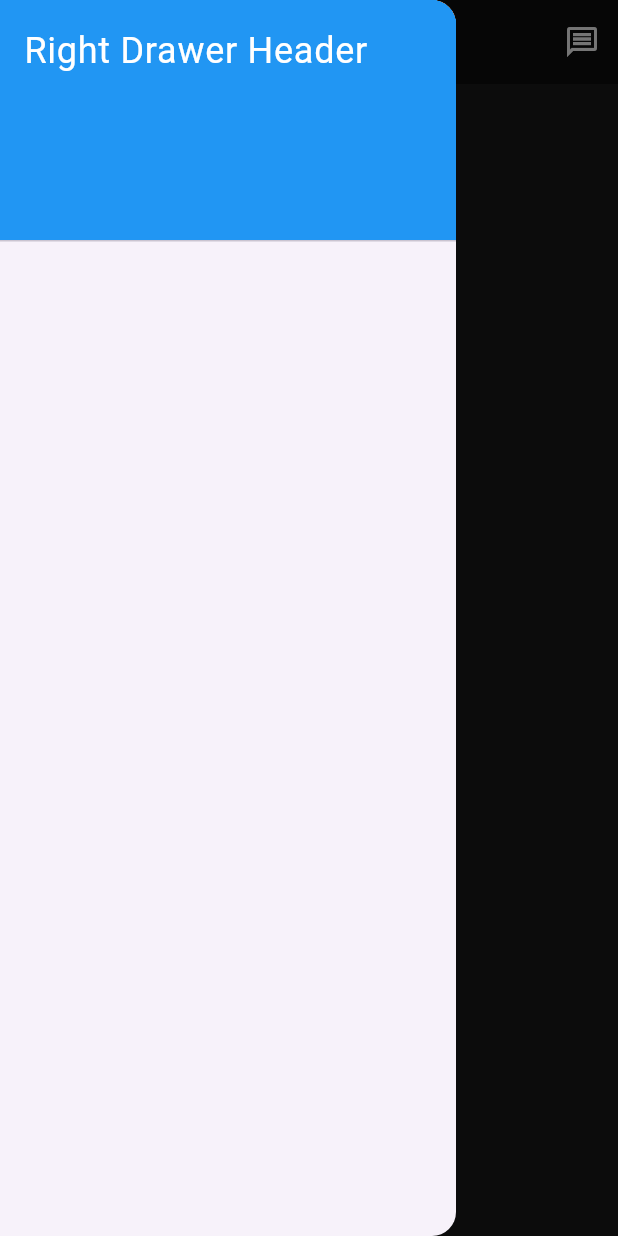
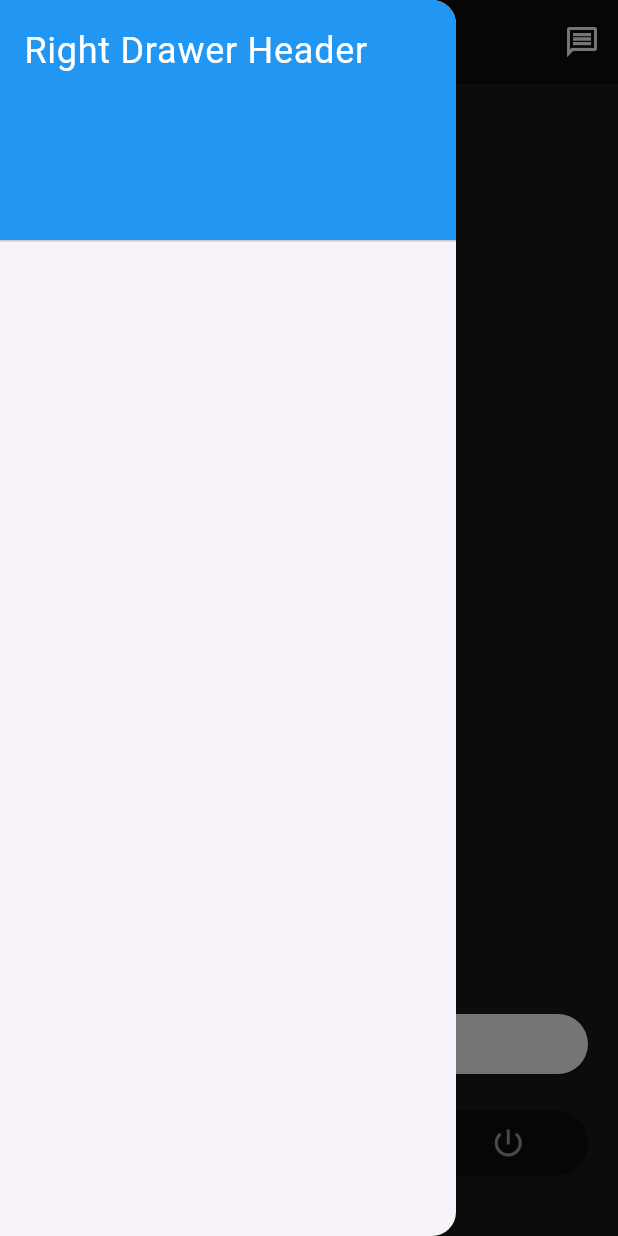
Before and after one commit to Quceara/BAZA-trainer, a Flutter app: the DiaryPage screen opened by its route, with the side drawer open, on a phone screen of 412 x 824 dp. Run offline on Flutter 3.47's test engine with Material 3 defaults, Android fonts, the phone set to English and light mode, and no system bars; our stand-ins replace flutter_secure_storage, image_picker, shared_preferences, smooth_page_indicator, supabase_flutter; accounts and stored records are empty; network calls fail.

Commit message:
пофиксил фотки

```diff
--- a/bazatrainer/lib/Presentation/diaryView.dart
+++ b/bazatrainer/lib/Presentation/diaryView.dart
@@ -43,28 +43,27 @@
       ),
       drawer: CustomDrawer(),
       endDrawer: CustomNotification(),
-      body: Stack(
+      body: Column(
         children: [
-          Positioned(
-            left: 0,
-            right: 0,
-            bottom: 20,
-            child: Container(
-              padding: EdgeInsets.all(20),
-              decoration: BoxDecoration(
-                color: Colors.transparent,
-                borderRadius: BorderRadius.circular(10),
-              ),
-              child: BottomMenu(
-                currentIndex: 2,
-              ),
+          Expanded(
+            child: EntryFormWidget(),
+          ),
+          Container(
+            padding: EdgeInsets.only(top: 20, left: 20, right: 20, bottom: 40), // Отступы, включая отступ снизу для подъема
+            decoration: BoxDecoration(
+              color: Color.fromRGBO(27, 27, 27, 1),
+
             ),
-          ),
-          Positioned.fill(
-            child: EntryFormWidget(), // Используем EntryFormWidget здесь
+            child: BottomMenu(
+              currentIndex: 2,
+            ),
           ),
         ],
       ),
+
+
+
+
       resizeToAvoidBottomInset: false,
     );
   }
--- a/bazatrainer/lib/entry_widgets.dart
+++ b/bazatrainer/lib/entry_widgets.dart
@@ -27,15 +27,6 @@
             },
           );
         }).toList(),
-      ),
-    );
-  }
-
-  static Widget buildAddButton(VoidCallback onPressed) {
-    return Center(
-      child: IconButton(
-        icon: Icon(Icons.add_box, size: 50, color: Colors.white),
-        onPressed: onPressed,
       ),
     );
   }
--- a/bazatrainer/lib/main.dart
+++ b/bazatrainer/lib/main.dart
@@ -22,7 +22,7 @@
     // SupabaseCli();
     return MaterialApp(
       home: loginView(),
-      initialRoute: "/",
+      initialRoute: "/profileView",
       routes: {
         // loginView.routeName: (context) => loginView(),
         TrainingPage.routeName: (context) => TrainingPage(),
--- a/bazatrainer/lib/note.dart
+++ b/bazatrainer/lib/note.dart
@@ -116,10 +116,10 @@
   Widget build(BuildContext context) {
     return Scaffold(
       backgroundColor: Color.fromRGBO(27, 27, 27, 1), // Изменение цвета фона страницы
-      body: Stack(
+      body: ListView(
         children: [
-          Container(
-            padding: EdgeInsets.all(10),
+          Padding(
+            padding: const EdgeInsets.all(10),
             child: Column(
               children: [
                 if (_isFormVisible)
@@ -146,51 +146,43 @@
                       });
                     },
                   )),
-                Expanded(
-                  child: _isFormVisible
-                      ? Container()
-                      : EntryWidgets.buildSavedEntries(
+                if (!_isFormVisible)
+                  EntryWidgets.buildSavedEntries(
                     _savedEntries,
                     _deleteEntry,
                     context,
                   ),
-                ),
-              ],
-            ),
-          ),
-          Positioned(
-            left: 0,
-            right: 0,
-            bottom: 20,
-            child: Column(
-              children: [
-                EntryWidgets.buildAddButton(() {
-                  setState(() {
-                    _isFormVisible = true;
-                  });
-                }),
-                SizedBox(height: 20), // Добавляем небольшой зазор между кнопкой и нижним меню
-                Container(
-                  padding: EdgeInsets.all(20),
-                  decoration: BoxDecoration(
-                    color: Colors.transparent,
-                    borderRadius: BorderRadius.circular(10),
-                  ),
-                  child: Material(
-                    color: Colors.transparent, // Цвет материала прозрачный
-                    child: InkWell(
-                      highlightColor: Colors.transparent, // Прозрачный цвет выделения
-                      child: BottomMenu(
-                        currentIndex: 2,
-                      ), // Ваш виджет, на который вы хотите отключить анимацию нажатия
-                    ),
-                  )
-                ),
               ],
             ),
           ),
         ],
       ),
+      bottomNavigationBar: !_isFormVisible
+          ? Padding(
+        padding: const EdgeInsets.only(left: 20, right: 20,),
+        child: Row(
+          children: [
+            Expanded(
+              child: ElevatedButton(
+                style: ElevatedButton.styleFrom(
+                  backgroundColor: Colors.white
+                ),
+                onPressed: () {
+                  setState(() {
+                    _isFormVisible = true;
+                  });
+                },
+                child: Text('Добавить запись',
+                  style: TextStyle(
+                    color: Colors.black
+                  ),
+                ),
+              ),
+            ),
+          ],
+        ),
+      )
+          : null,
     );
   }
 
```
Also changed, not shown: bazatrainer/lib/entry_list_item.dart (+27 -12 lines), bazatrainer/pubspec.lock.
